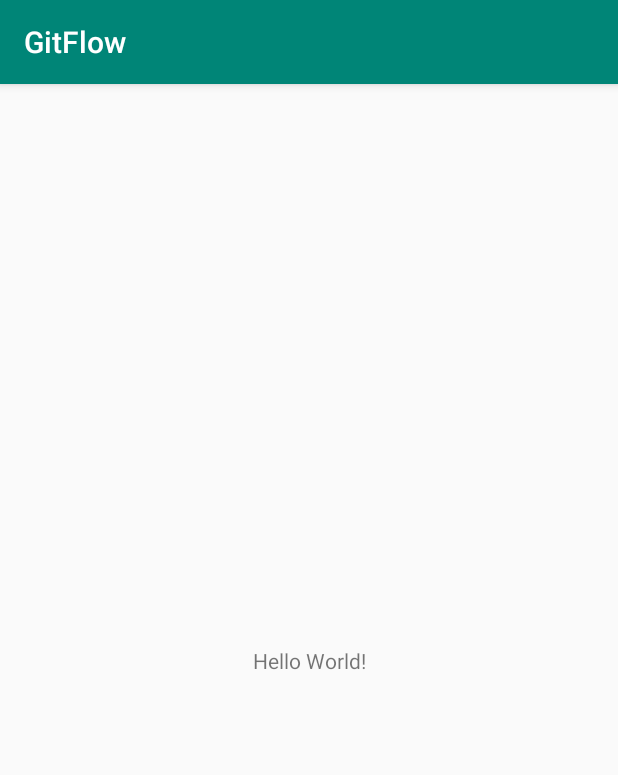
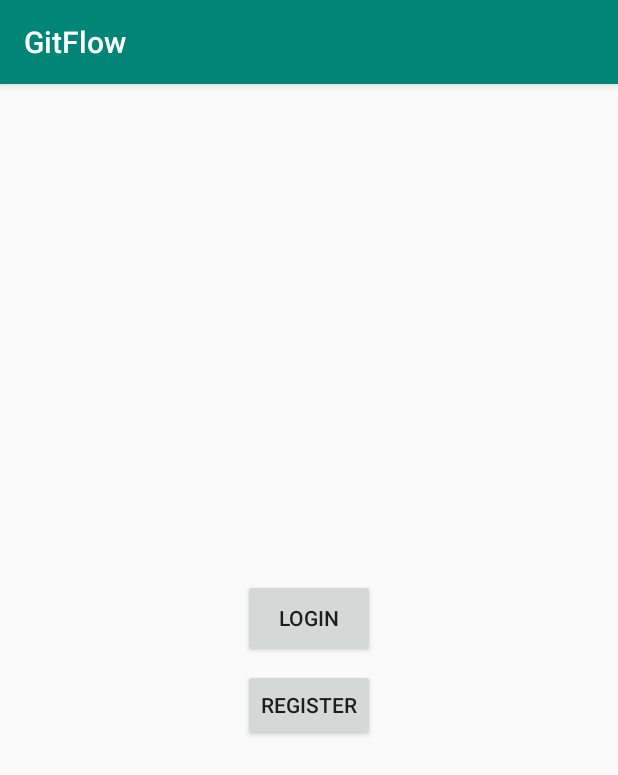
Before and after one commit to astroidnu/SampleGitFlow, an Android app: the screen it shows after launch (MainActivity), on a phone screen of 412 x 824 dp. Shown: the top 775 px of the screen. Run offline under Robolectric (Android 15) with nearby library versions, the phone set to English and light mode, and no system bars.

Commit message:
Add register activty and adjust main activity layout

```diff
--- a/app/src/main/AndroidManifest.xml
+++ b/app/src/main/AndroidManifest.xml
@@ -16,6 +16,9 @@
                 <category android:name="android.intent.category.LAUNCHER"/>
             </intent-filter>
         </activity>
+        <activity
+                android:label=""
+                android:name=".register.RegisterActivity"/>
     </application>
 
 </manifest>
--- a/app/src/main/java/com/scoproject/gitflow/MainActivity.kt
+++ b/app/src/main/java/com/scoproject/gitflow/MainActivity.kt
@@ -1,12 +1,27 @@
 package com.scoproject.gitflow
 
+import android.content.Intent
 import android.support.v7.app.AppCompatActivity
 import android.os.Bundle
+import android.widget.Button
+import com.scoproject.gitflow.register.RegisterActivity
 
 class MainActivity : AppCompatActivity() {
 
     override fun onCreate(savedInstanceState: Bundle?) {
         super.onCreate(savedInstanceState)
         setContentView(R.layout.activity_main)
+
+        val btnLogin = findViewById<Button>(R.id.btnLogin)
+        val btnRegister = findViewById<Button>(R.id.btnRegister)
+
+        btnLogin.setOnClickListener {
+            //TODO Navigate to login activity
+        }
+
+        btnRegister.setOnClickListener {
+            val intentRegister = Intent(this, RegisterActivity::class.java)
+            startActivity(intentRegister)
+        }
     }
 }
--- a/app/src/main/res/layout/activity_main.xml
+++ b/app/src/main/res/layout/activity_main.xml
@@ -7,13 +7,26 @@
         android:layout_height="match_parent"
         tools:context=".MainActivity">
 
-    <TextView
+    <android.support.constraint.ConstraintLayout
             android:layout_width="wrap_content"
             android:layout_height="wrap_content"
-            android:text="Hello World!"
-            app:layout_constraintBottom_toBottomOf="parent"
-            app:layout_constraintLeft_toLeftOf="parent"
-            app:layout_constraintRight_toRightOf="parent"
-            app:layout_constraintTop_toTopOf="parent"/>
+            app:layout_constraintStart_toStartOf="parent" app:layout_constraintHorizontal_bias="0.5"
+            app:layout_constraintEnd_toEndOf="parent" app:layout_constraintTop_toTopOf="parent"
+            app:layout_constraintBottom_toBottomOf="parent" android:id="@+id/constraintLayout">
 
+        <Button
+                android:text="@string/login"
+                android:layout_width="wrap_content"
+                android:layout_height="52dp"
+                android:id="@+id/btnLogin"
+        />
+        <Button
+                android:text="@string/register"
+                android:layout_width="wrap_content"
+                android:layout_height="wrap_content"
+                android:id="@+id/btnRegister"
+                android:layout_marginTop="8dp"
+                app:layout_constraintTop_toBottomOf="@+id/btnLogin" app:layout_constraintStart_toStartOf="parent"
+                app:layout_constraintHorizontal_bias="0.5" app:layout_constraintEnd_toEndOf="parent"/>
+    </android.support.constraint.ConstraintLayout>
 </android.support.constraint.ConstraintLayout>
--- a/app/src/main/res/values/strings.xml
+++ b/app/src/main/res/values/strings.xml
@@ -1,3 +1,6 @@
 <resources>
     <string name="app_name">GitFlow</string>
+    <string name="feature_register">Feature Register</string>
+    <string name="register">Register</string>
+    <string name="login">Login</string>
 </resources>
```
Also changed, not shown: app/src/main/java/com/scoproject/gitflow/register/RegisterActivity.kt (added, +17 -0 lines), app/src/main/res/layout/activity_register.xml (added, +15 -0 lines).
